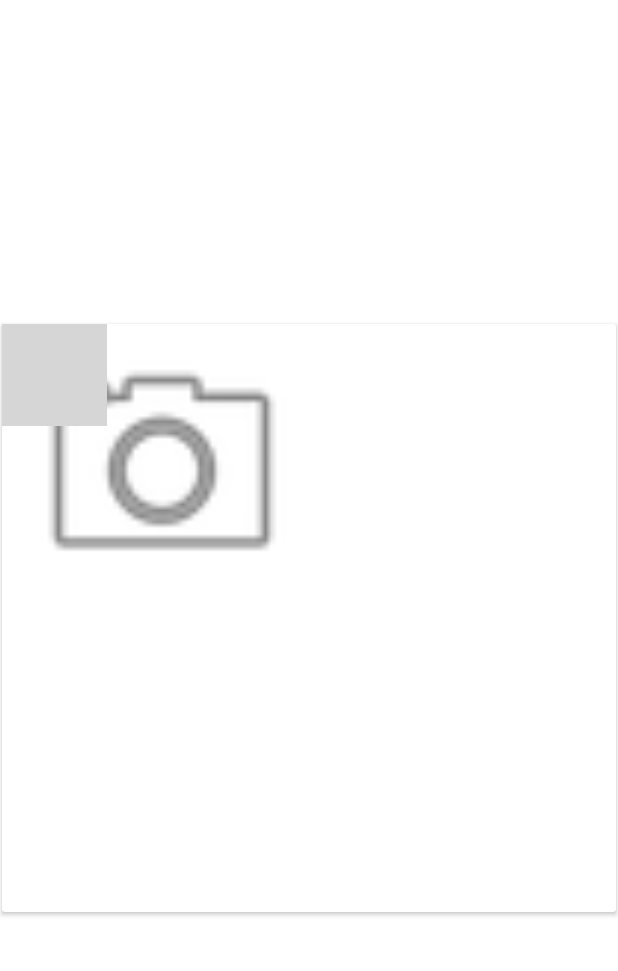
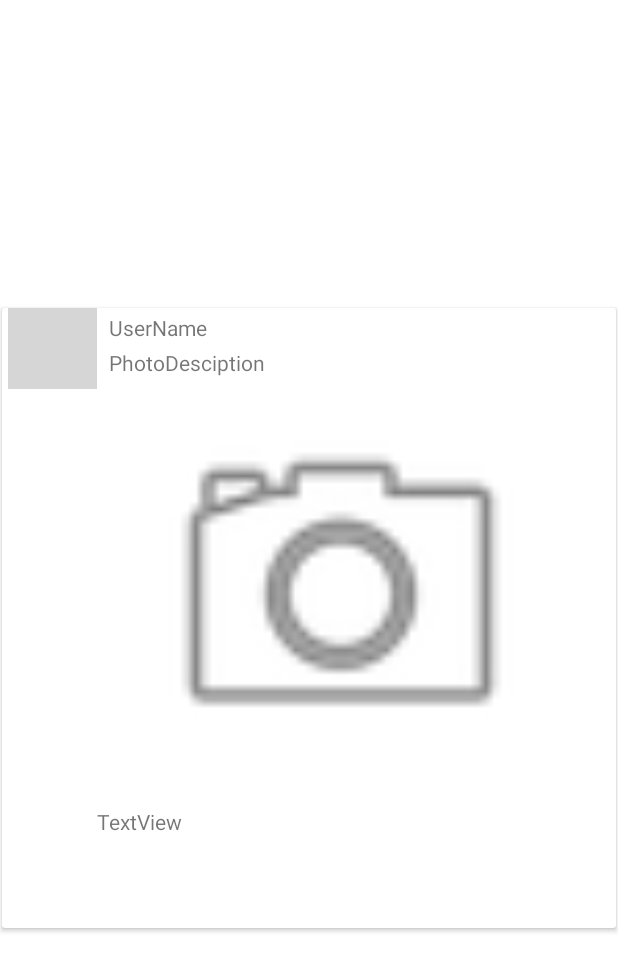
Before and after one commit to GunlukGuneslik/Final_Traveler_Kivi_UI, an Android app: the layout social_media_page_recycler_view_row.xml on its own in the app's theme, with its tools: preview values and no code run, on a phone screen of 412 x 824 dp. Shown: the top 971 px of the screen. Run offline under Robolectric (Android 15) with nearby library versions, the phone set to English and light mode, and no system bars; grey boxes are pictures that could not be loaded.

Commit message:
social media page recycler view

```diff
--- a/app/src/main/res/layout/social_media_page_recycler_view_row.xml
+++ b/app/src/main/res/layout/social_media_page_recycler_view_row.xml
@@ -15,37 +15,61 @@
 
         <androidx.constraintlayout.widget.ConstraintLayout
             android:layout_width="match_parent"
-            android:layout_height="392dp">
+            android:layout_height="413dp">
 
             <ImageView
                 android:id="@+id/imageView"
-                android:layout_width="70dp"
-                android:layout_height="68dp"
+                android:layout_width="59dp"
+                android:layout_height="54dp"
+                android:layout_marginStart="4dp"
+                app:layout_constraintStart_toStartOf="parent"
+                app:layout_constraintTop_toTopOf="parent"
                 tools:srcCompat="@tools:sample/avatars" />
 
             <TextView
                 android:id="@+id/textView6"
                 android:layout_width="wrap_content"
                 android:layout_height="wrap_content"
-                android:text="TextView"
-                tools:layout_editor_absoluteX="85dp"
-                tools:layout_editor_absoluteY="9dp" />
+                android:text="UserName"
+                app:layout_constraintBottom_toTopOf="@+id/textView7"
+                app:layout_constraintEnd_toEndOf="parent"
+                app:layout_constraintHorizontal_bias="0.028"
+                app:layout_constraintStart_toEndOf="@+id/imageView"
+                app:layout_constraintTop_toTopOf="parent"
+                app:layout_constraintVertical_bias="0.437" />
 
             <TextView
                 android:id="@+id/textView7"
                 android:layout_width="wrap_content"
                 android:layout_height="wrap_content"
-                android:text="TextView"
-                tools:layout_editor_absoluteX="84dp"
-                tools:layout_editor_absoluteY="37dp" />
+                android:layout_marginBottom="8dp"
+                android:text="PhotoDesciption"
+                app:layout_constraintBottom_toTopOf="@+id/imageView3"
+                app:layout_constraintEnd_toEndOf="parent"
+                app:layout_constraintHorizontal_bias="0.032"
+                app:layout_constraintStart_toEndOf="@+id/imageView" />
 
             <ImageView
                 android:id="@+id/imageView3"
-                android:layout_width="213dp"
-                android:layout_height="189dp"
-                app:srcCompat="@android:drawable/ic_menu_camera"
-                tools:layout_editor_absoluteX="98dp"
-                tools:layout_editor_absoluteY="102dp" />
+                android:layout_width="325dp"
+                android:layout_height="265dp"
+                app:layout_constraintEnd_toEndOf="parent"
+                app:layout_constraintHorizontal_bias="0.75"
+                app:layout_constraintStart_toStartOf="parent"
+                app:layout_constraintTop_toBottomOf="@+id/imageView"
+                app:srcCompat="@android:drawable/ic_menu_camera" />
+
+            <TextView
+                android:id="@+id/textView8"
+                android:layout_width="wrap_content"
+                android:layout_height="wrap_content"
+                android:text="TextView"
+                app:layout_constraintBottom_toBottomOf="parent"
+                app:layout_constraintEnd_toEndOf="parent"
+                app:layout_constraintHorizontal_bias="0.179"
+                app:layout_constraintStart_toStartOf="parent"
+                app:layout_constraintTop_toBottomOf="@+id/imageView3"
+                app:layout_constraintVertical_bias="0.181" />
 
         </androidx.constraintlayout.widget.ConstraintLayout>
 
```
